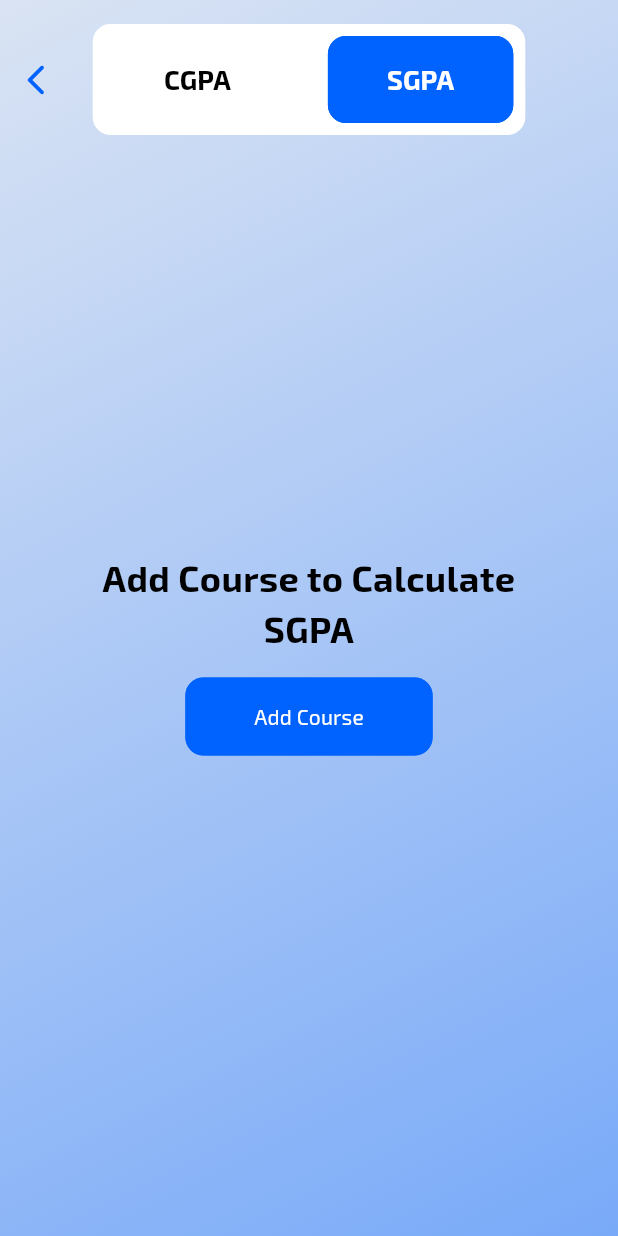
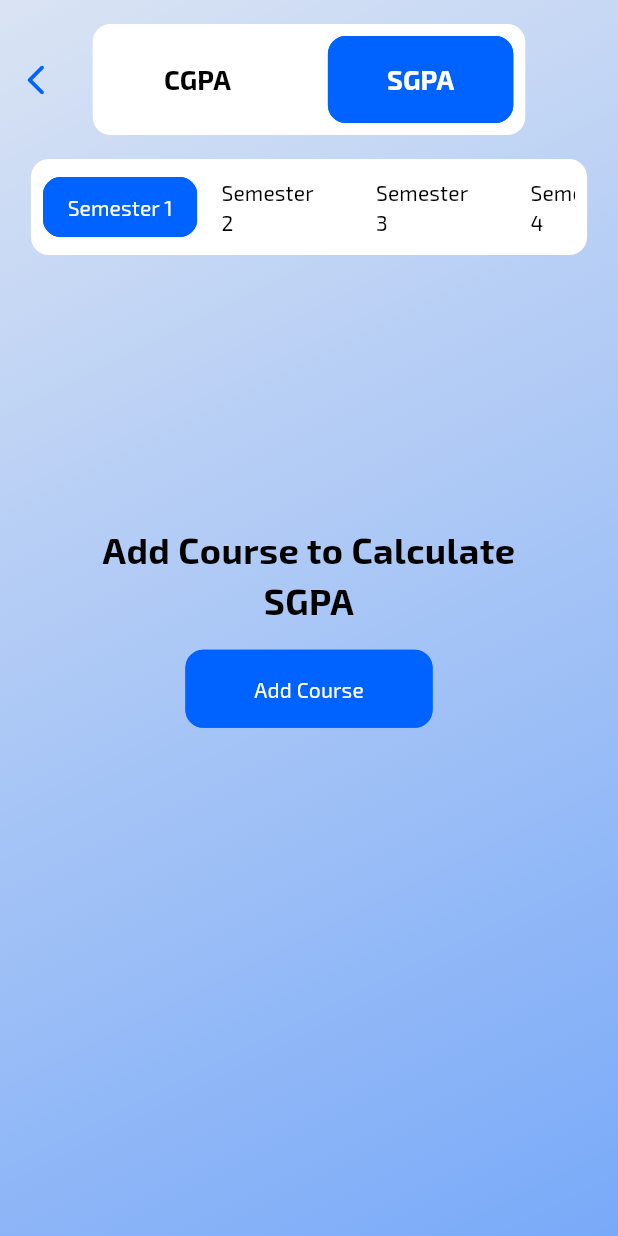
Before and after one commit to Hmmza-tariq/MY-NUST, a Flutter app: the GpaCalculationView screen opened by its route, after a tap on "Add Semester", after a tap on the "delete" icon, after a tap on "SGPA", on a phone screen of 412 x 824 dp. Run offline on Flutter 3.47's test engine with Material 3 defaults, Android fonts, the phone set to English and light mode, and no system bars; our stand-ins replace cached_network_image, confetti, connectivity_plus, custom_refresh_indicator, device_info_plus, dio and 13 more; missing offline and left inert: app_version_update, background_downloader, carousel_slider_plus, encrypt_shared_preferences, flutter_downloader, flutter_email_sender and 2 more; accounts and stored records are empty; network calls fail; statements that could not run were skipped; project files that could hold a hidden picture were left out.

Commit message:
new version

```diff
--- a/lib/app/controllers/database_controller.dart
+++ b/lib/app/controllers/database_controller.dart
@@ -94,20 +94,20 @@ class DatabaseController extends GetxController {
     return semesters;
   }
 
-  Future<void> saveCourses(List<Course> courses) async {
+  Future<void> saveCourses(List<Course> courses, String semester) async {
     Map<String, dynamic> data = {
-      'courses': courses.map((course) => course.toMap()).toList(),
+      'courses - $semester': courses.map((course) => course.toMap()).toList(),
     };
     sharedPref.setString('courses', jsonEncode(data));
   }
 
-  List<Course> getCourses() {
+  List<Course> getCourses(String semester) {
     List<Course> courses = [];
     try {
       Map<String, dynamic> data =
-          jsonDecode(sharedPref.getString('courses') ?? '{}');
+          jsonDecode(sharedPref.getString('courses  - $semester') ?? '{}');
       if (data.isNotEmpty) {
-        courses = data['courses']
+        courses = data['courses  - $semester']
             .map<Course>((course) => Course.fromMap(course))
             .toList();
       }
--- a/lib/app/data/course.dart
+++ b/lib/app/data/course.dart
@@ -2,11 +2,12 @@ class Course {
   String name;
   int credit;
   double gpa;
-
+  String semesterId;
   Course({
     required this.name,
     required this.gpa,
     required this.credit,
+    required this.semesterId,
   });
 
   factory Course.fromMap(Map<String, dynamic> map) {
@@ -14,6 +15,7 @@ class Course {
       name: map['name'],
       gpa: map['gpa'],
       credit: map['credit'],
+      semesterId: map['semesterId'],
     );
   }
 
@@ -22,6 +24,7 @@ class Course {
       'name': name,
       'gpa': gpa,
       'credit': credit,
+      'semesterId': semesterId,
     };
   }
 }
--- a/lib/app/modules/gpa_calculation/controllers/gpa_calculation_controller.dart
+++ b/lib/app/modules/gpa_calculation/controllers/gpa_calculation_controller.dart
@@ -19,6 +19,7 @@ class GpaCalculationController extends GetxController {
   var isCGPA = true.obs;
   var semesters = <Rx<Semester>>[].obs;
   var courses = <Rx<Course>>[].obs;
+  var selectedSemester = "Semester 1".obs;
   var semesterNames = [
     "Semester 1",
     "Semester 2",
@@ -28,7 +29,10 @@ class GpaCalculationController extends GetxController {
     "Semester 6",
     "Semester 7",
     "Semester 8",
-    "Summer"
+    "Summer 1",
+    "Summer 2",
+    "Summer 3",
+    "Summer 4",
   ];
   var grades = ["A", "B+", "B", "C+", "C", "D+", "D", "F"];
 
@@ -36,7 +40,7 @@ class GpaCalculationController extends GetxController {
   void onInit() {
     super.onInit();
     loadSemesters();
-    loadCourses();
+    loadCourses(selectedSemester.value);
   }
 
   @override
@@ -54,12 +58,13 @@ class GpaCalculationController extends GetxController {
     saveSemesters();
   }
 
-  void addCourse() {
+  void addCourse(String semesterId) {
     courses.add(Course(
-      name: "Course ${courses.length + 1}",
-      credit: 1,
-      gpa: 4,
-    ).obs);
+            name: "Course ${courses.length + 1}",
+            credit: 1,
+            gpa: 4,
+            semesterId: semesterId)
+        .obs);
     saveCourses();
   }
 
@@ -95,11 +100,12 @@ class GpaCalculationController extends GetxController {
   }
 
   void saveCourses() {
-    databaseController.saveCourses(courses.map((c) => c.value).toList());
+    databaseController.saveCourses(
+        courses.map((c) => c.value).toList(), selectedSemester.value);
   }
 
-  void loadCourses() {
-    var loadedCourses = databaseController.getCourses();
+  void loadCourses(String semester) {
+    var loadedCourses = databaseController.getCourses(semester);
     courses.assignAll(loadedCourses.map((c) => c.obs));
   }
 
@@ -326,6 +332,26 @@ class GpaCalculationController extends GetxController {
                                         : ColorManager.white,
                                   )),
                             ),
+                          ),
+                          Positioned(
+                            top: Get.height * 0.018,
+                            left: 16,
+                            child: Container(
+                              padding: const EdgeInsets.symmetric(
+                                  horizontal: 12, vertical: 8),
+                              decoration: BoxDecoration(
+                                  borderRadius: BorderRadius.circular(8),
+                                  gradient: ColorManager.gradientColor),
+                              alignment: Alignment.center,
+                              child: Text(selectedSemester.value,
+                                  style: TextStyle(
+                                    fontSize: 16,
+                                    fontWeight: FontWeight.bold,
+                                    color: !themeController.isDarkMode.value
+                                        ? ColorManager.black
+                                        : ColorManager.white,
+                                  )),
+                            ),
                           )
                         ],
                       ),
--- a/lib/app/modules/gpa_calculation/views/gpa_calculation_view.dart
+++ b/lib/app/modules/gpa_calculation/views/gpa_calculation_view.dart
@@ -199,8 +199,27 @@ class GpaCalculationView extends GetView<GpaCalculationController> {
   }
 
   Widget _buildSGPASection(BuildContext context) {
-    return SizedBox(
-      height: Get.height * 0.8,
+    return Column(
+      children: [
+        Container(
+          padding: const EdgeInsets.all(8.0),
+          width: Get.width * 0.9,
+          decoration: BoxDecoration(
+            color: controller.themeController.theme.cardTheme.color,
+            borderRadius: BorderRadius.circular(12),
+          ),
+          child: SingleChildScrollView(
+            scrollDirection: Axis.horizontal,
+            child: Row(
+                mainAxisAlignment: MainAxisAlignment.spaceBetween,
+                children: List.generate(
+                    controller.semesterNames.length,
+                    (index) => SelectSemester(
+                        semester: controller.semesterNames[index]))),
+          ),
+        ),
+        SizedBox(
+          height: Get.height * 0.6,
           child: (controller.courses.isEmpty)
               ? Center(
                   child: Column(
@@ -223,7 +242,8 @@ class GpaCalculationView extends GetView<GpaCalculationController> {
                         textColor: ColorManager.white,
                         widthFactor: 0.4,
                         isBold: false,
-                    onPressed: controller.addCourse,
+                        onPressed: () => controller
+                            .addCourse(controller.selectedSemester.value),
                       ),
                     ],
                   ),
@@ -235,6 +255,8 @@ class GpaCalculationView extends GetView<GpaCalculationController> {
                     return _buildCourseItem(index);
                   },
                 ),
+        ),
+      ],
     );
   }
 
@@ -514,7 +536,7 @@ class GpaCalculationView extends GetView<GpaCalculationController> {
               enabledBorder: InputBorder.none,
               focusedBorder: InputBorder.none,
             ),
-            onChanged: (value) {
+            onSubmitted: (value) {
               controller.courses[index].update((course) {
                 course?.name = value;
               });
@@ -716,7 +738,7 @@ class GpaCalculationView extends GetView<GpaCalculationController> {
             isBold: false,
             onPressed: controller.isCGPA.value
                 ? controller.addSemester
-                : controller.addCourse,
+                : () => controller.addCourse(controller.selectedSemester.value),
           ),
           const Spacer(),
           CustomButton(
@@ -734,3 +756,31 @@ class GpaCalculationView extends GetView<GpaCalculationController> {
     );
   }
 }
+
+class SelectSemester extends StatelessWidget {
+  const SelectSemester({super.key, required this.semester});
+
+  final String semester;
+  @override
+  Widget build(BuildContext context) {
+    final GpaCalculationController controller =
+        Get.find<GpaCalculationController>();
+    return Obx(() => CustomButton(
+          title: semester,
+          color: controller.selectedSemester.value == semester
+              ? ColorManager.primary
+              : controller.themeController.theme.cardTheme.color!,
+          textColor: !(controller.selectedSemester.value == semester) &&
+                  !controller.themeController.isDarkMode.value
+              ? ColorManager.black
+              : ColorManager.white,
+          widthFactor: 0.25,
+          verticalPadding: 0,
+          isBold: false,
+          onPressed: () {
+            controller.selectedSemester.value = semester;
+            controller.loadCourses(semester);
+          },
+        ));
+  }
+}
```
Lines whose indentation alone changed are shown as unchanged.
